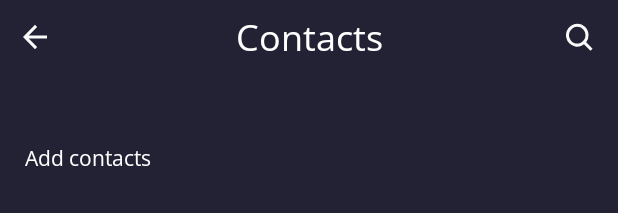
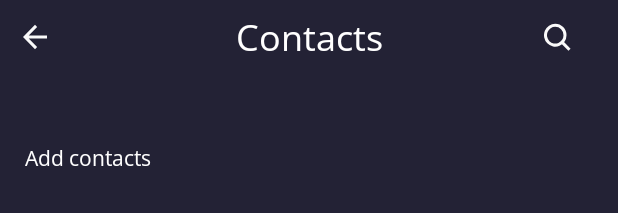
Before and after one commit to NastyaGroholska/BasicApplication, an Android app: the layout fragment_my_contacts.xml on its own in the app's theme, with its tools: preview values and no code run, on a phone screen of 412 x 824 dp. Shown: the top 213 px of the screen. Run offline under Robolectric (Android 15) with nearby library versions, the phone set to English and light mode, and no system bars.

Commit message:
Temporarily added search view, this feature needs testing

```diff
--- a/app/src/main/java/com/shpp/ahrokholska/basicapplication/presentation/ui/myContacts/interfaces/SelectionListener.kt
+++ b/app/src/main/java/com/shpp/ahrokholska/basicapplication/presentation/ui/myContacts/interfaces/SelectionListener.kt
@@ -2,6 +2,6 @@ package com.shpp.ahrokholska.basicapplication.presentation.ui.myContacts.interfa
 
 interface SelectionListener {
     fun clearSelection()
-    fun addItemToSelection(itemPos: Int)
+    fun addItemToSelection(itemId: Long)
     fun removeItemFromSelection(itemPos: Int)
 }
--- /dev/null
+++ b/app/src/main/res/drawable/ic_ex.xml
@@ -0,0 +1,9 @@
+<vector xmlns:android="http://schemas.android.com/apk/res/android"
+    android:width="16dp"
+    android:height="16dp"
+    android:viewportWidth="16"
+    android:viewportHeight="16">
+  <path
+      android:pathData="M16,1.861L14.139,0L8,6.139L1.861,0L0,1.861L6.139,8L0,14.139L1.861,16L8,9.861L14.139,16L16,14.139L9.861,8L16,1.861Z"
+      android:fillColor="#FAFAFA"/>
+</vector>
--- /dev/null
+++ b/app/src/main/res/drawable/search_background.xml
@@ -0,0 +1,6 @@
+<?xml version="1.0" encoding="utf-8"?>
+<shape xmlns:android="http://schemas.android.com/apk/res/android"
+    android:shape="rectangle">
+    <solid android:color="@color/search_view_background" />
+    <corners android:radius="10dp"/>
+</shape>
--- a/app/src/main/res/layout/fragment_my_contacts.xml
+++ b/app/src/main/res/layout/fragment_my_contacts.xml
@@ -54,15 +54,16 @@
             app:layout_constraintTop_toTopOf="@+id/myContacts_text_contacts"
             app:srcCompat="@drawable/ic_arrow_back" />
 
-        <ImageView
-            android:id="@+id/myContacts_image_search"
+        <SearchView
+            android:id="@+id/myContacts_search"
+            style="@style/searchViewStyle"
             android:layout_width="wrap_content"
             android:layout_height="wrap_content"
-            android:contentDescription="@string/search"
             app:layout_constraintBottom_toBottomOf="@+id/myContacts_text_contacts"
             app:layout_constraintEnd_toEndOf="@id/percent96Vertical"
-            app:layout_constraintTop_toTopOf="@+id/percent1Horizontal"
-            app:srcCompat="@drawable/ic_magnifying_glass" />
+            app:layout_constraintHorizontal_bias="1"
+            app:layout_constraintStart_toStartOf="@+id/percent4Vertical"
+            app:layout_constraintTop_toTopOf="@+id/percent1Horizontal" />
 
         <TextView
             android:id="@+id/myContacts_text_add"
--- a/app/src/main/res/values-night/colors.xml
+++ b/app/src/main/res/values-night/colors.xml
@@ -4,6 +4,7 @@
     <color name="main_text_color">#FFFFFFFF</color>
     <color name="upper_layout_color">#000000</color>
     <color name="upper_layout_color_70_percent">#B3000000</color>
+    <color name="search_view_background">#18181F</color>
     <color name="transparent">#00000000</color>
     <color name="big_button_color">#782B00</color>
     <color name="sub_text_color">#B2B2B3</color>
--- a/app/src/main/res/values/colors.xml
+++ b/app/src/main/res/values/colors.xml
@@ -4,6 +4,7 @@
     <color name="main_text_color">#FFFFFFFF</color>
     <color name="upper_layout_color">#232235</color>
     <color name="upper_layout_color_70_percent">#B3232235</color>
+    <color name="search_view_background">#18181F</color>
     <color name="transparent">#00000000</color>
     <color name="big_button_color">#FB5E06</color>
     <color name="sub_text_color">#B2B2B3</color>
--- a/app/src/main/res/values/styles.xml
+++ b/app/src/main/res/values/styles.xml
@@ -80,4 +80,16 @@
         <item name="android:textSize">@dimen/small_text_size</item>
         <item name="android:fontFamily">@font/open_sans</item>
     </style>
+
+    <style name="searchViewTheme">
+        <item name="android:editTextColor">@color/main_text_color</item>
+        <item name="colorAccent">@color/main_text_color</item>
+    </style>
+    <style name="searchViewStyle">
+        <item name="android:theme">@style/searchViewTheme</item>
+        <item name="android:closeIcon">@drawable/ic_ex</item>
+        <item name="android:searchIcon">@drawable/ic_magnifying_glass</item>
+        <item name="android:searchHintIcon">@color/transparent</item>
+        <item name="android:queryBackground">@drawable/search_background</item>
+    </style>
 </resources>
```
Also changed, not shown: app/src/main/java/com/shpp/ahrokholska/basicapplication/domain/model/NetworkResponse.kt (+4 -4 lines), app/src/main/java/com/shpp/ahrokholska/basicapplication/presentation/ui/addContact/AddContactViewModel.kt (+13 -13 lines), app/src/main/java/com/shpp/ahrokholska/basicapplication/presentation/ui/addContact/adapter/AddContactsAdapter.kt (+11 -4 lines), app/src/main/java/com/shpp/ahrokholska/basicapplication/presentation/ui/myContacts/ContactsViewModel.kt (+28 -5 lines), app/src/main/java/com/shpp/ahrokholska/basicapplication/presentation/ui/myContacts/MyContactsFragment.kt (+74 -8 lines), app/src/main/java/com/shpp/ahrokholska/basicapplication/presentation/ui/myContacts/adapter/ContactsAdapter.kt (+5 -3 lines), app/src/main/java/com/shpp/ahrokholska/basicapplication/presentation/ui/myContacts/viewHolders/ContactsNormalViewHolder.kt (+4 -4 lines).
